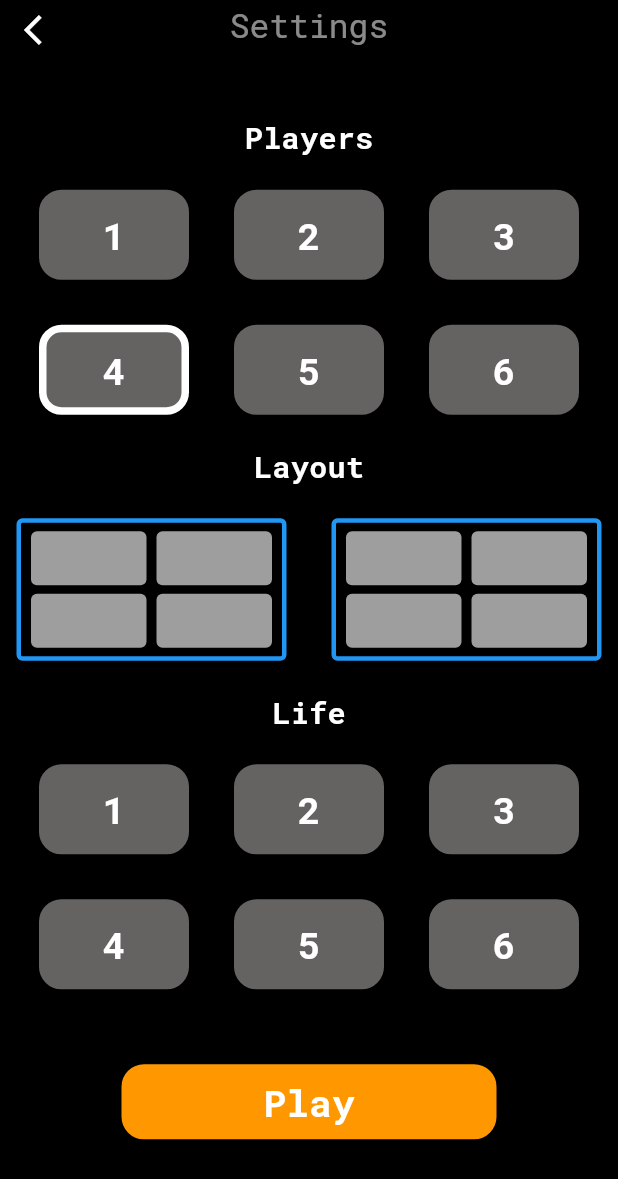
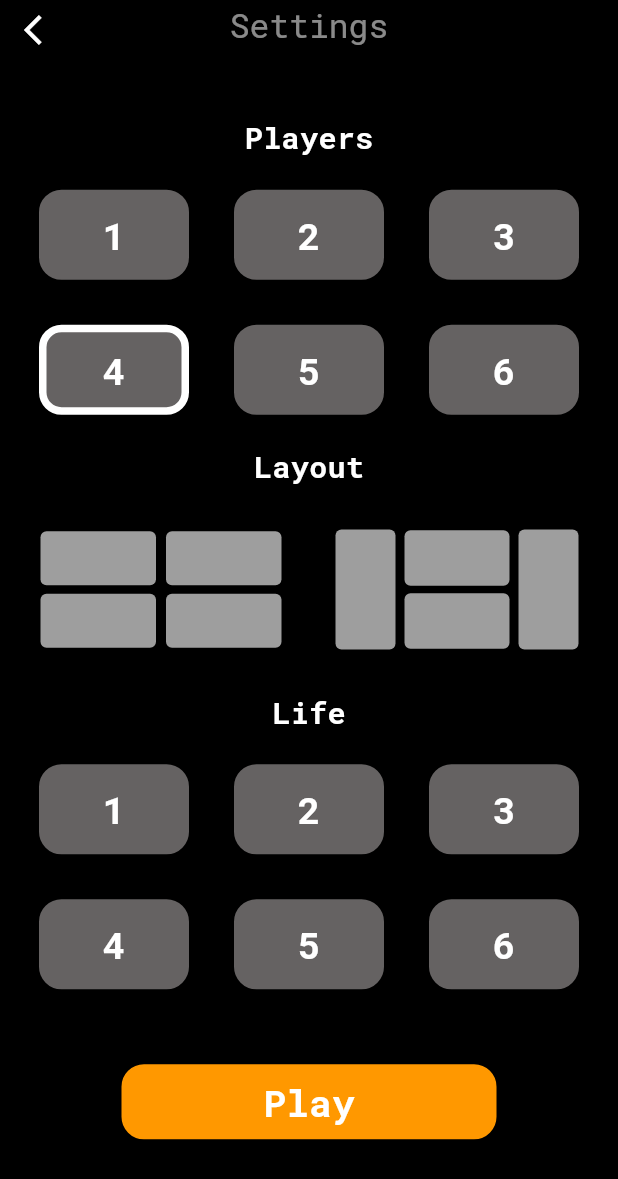
Before and after one commit to trand95/lp_counter, a Flutter app: the SettingScreen screen opened by its route, after a tap on an icon or button, on a phone screen of 412 x 824 dp. Shown: the top 1179 px of the screen. Run offline on Flutter 3.47's test engine with Material 3 defaults, Android fonts, the phone set to English and light mode, and no system bars; our stand-ins replace gap.

Commit message:
7. commit

```diff
--- a/lib/src/screens/setting_screen.dart
+++ b/lib/src/screens/setting_screen.dart
@@ -2,11 +2,11 @@ import 'package:flutter/material.dart';
 import 'package:flutter/widgets.dart';
 
 import 'package:gap/gap.dart';
+
 import 'package:lp_counter/src/styles/button_text.dart';
 import 'package:lp_counter/src/styles/app_buttons.dart';
 import 'package:lp_counter/src/styles/color.dart';
-import 'package:lp_counter/src/styles/layout_41.dart';
-import 'package:lp_counter/src/styles/layout_42.dart';
+import 'package:lp_counter/src/styles/custom_layout.dart';
 
 class SettingScreen extends StatefulWidget {
   const SettingScreen({super.key});
@@ -96,9 +96,8 @@ class _SettingScreenState extends State<SettingScreen> {
   Visibility _layoutSection() {
     return Visibility(
       visible: isVisible,
-      child: Wrap(
-        spacing: 30,
-        runSpacing: 30,
+      child: Row(
+        mainAxisAlignment: MainAxisAlignment.spaceEvenly,
         children: List.generate(
           2,
           (index) => InkWell(
@@ -107,16 +106,10 @@ class _SettingScreenState extends State<SettingScreen> {
                 selectedLayout = index;
               });
             },
-            child: const Layout41(),/*AppButtons(
-                height: 100,
-                width: 150,
-                color: white,
-                backgroundColor: const Color.fromARGB(255, 101, 98, 98),
-                borderColor: selectedLayout == index
-                    ? white
-                    : const Color.fromARGB(255, 101, 98, 98),
-                isIcon: false,
-                text: (index + 1).toString()),*/
+            child: CustomLayout(
+              index: index,
+              borderColor_: selectedLayout == index ? white : Colors.black,
+            ),
           ),
         ),
       ),
@@ -133,11 +126,7 @@ class _SettingScreenState extends State<SettingScreen> {
           onTap: () {
             setState(() {
               selectedPlayer = index;
-              (selectedPlayer == 3 ||
-                      selectedPlayer == 4 ||
-                      selectedPlayer == 5)
-                  ? isVisible = true
-                  : isVisible = false;
+              isVisible = selectedPlayer >= 3;
             });
           },
           child: AppButtons(
--- /dev/null
+++ b/lib/src/styles/custom_layout.dart
@@ -0,0 +1,25 @@
+import 'package:flutter/material.dart';
+import 'package:lp_counter/src/styles/layout_41.dart';
+import 'package:lp_counter/src/styles/layout_42.dart';
+
+
+class CustomLayout extends StatelessWidget {
+  final int index;
+  final Color borderColor_;
+
+  const CustomLayout({required this.index, super.key, required this.borderColor_});
+
+  @override
+  Widget build(BuildContext context) {
+
+    switch (index) {
+      case 0:
+        return  Layout41(borderColor: borderColor_,);
+      case 1:
+        return Layout42(borderColor: borderColor_);
+      // Add more cases for additional layouts
+      default:
+        return Container(); // Handle default case or return a default widget
+    }
+  }
+}
--- a/lib/src/styles/layout_41.dart
+++ b/lib/src/styles/layout_41.dart
@@ -3,7 +3,9 @@ import 'package:flutter/material.dart';
 class Layout41 extends StatelessWidget {
   final double height = 36;
   final double width = 77;
-  const Layout41({super.key});
+  final Color borderColor;
+
+  const Layout41({super.key, required this.borderColor});
 
   @override
   Widget build(BuildContext context) {
@@ -11,7 +13,7 @@ class Layout41 extends StatelessWidget {
       height: 95,
       width: 180,
       decoration: BoxDecoration(
-          border: Border.all(color: Colors.blue, width: 3),
+          border: Border.all(color: borderColor, width: 3),
           borderRadius: BorderRadius.circular(4),
           color: Colors.black),
       child: Column(
--- a/lib/src/styles/layout_42.dart
+++ b/lib/src/styles/layout_42.dart
@@ -1,9 +1,12 @@
 import 'package:flutter/material.dart';
 
 class Layout42 extends StatelessWidget {
-  final double height = 36;
-  final double width = 50;
-  const Layout42({super.key});
+  final double height_1 = 80;
+  final double height_2 = 37;
+  final double width_1 = 40;
+  final double width_2 = 70;
+  final Color borderColor;
+  const Layout42({super.key, required this.borderColor});
 
   @override
   Widget build(BuildContext context) {
@@ -12,46 +15,41 @@ class Layout42 extends StatelessWidget {
       width: 180,
       decoration: BoxDecoration(
           border:
-              Border.all(color: Color.fromARGB(255, 42, 221, 173), width: 3),
+              Border.all(color: borderColor, width: 3),
           borderRadius: BorderRadius.circular(4),
           color: Colors.black),
-      child: Column(
+      child: Row(
         mainAxisAlignment: MainAxisAlignment.spaceEvenly,
         children: [
-          Row(
+          Container(
+                height: height_1,
+                width: width_1,
+                decoration: BoxDecoration(
+                    borderRadius: BorderRadius.circular(4), color: Colors.grey),
+              ),
+          Column(
             mainAxisAlignment: MainAxisAlignment.spaceEvenly,
             children: [
               Container(
-                height: height,
-                width: width,
+                height: height_2,
+                width: width_2,
                 decoration: BoxDecoration(
                     borderRadius: BorderRadius.circular(4), color: Colors.grey),
               ),
               Container(
-                height: height,
-                width: width,
+                height: height_2,
+                width: width_2,
                 decoration: BoxDecoration(
                     borderRadius: BorderRadius.circular(4), color: Colors.grey),
               ),
             ],
           ),
-          Row(
-            mainAxisAlignment: MainAxisAlignment.spaceEvenly,
-            children: [
-              Container(
-                height: height,
-                width: width,
+         Container(
+                height: height_1,
+                width: width_1,
                 decoration: BoxDecoration(
                     borderRadius: BorderRadius.circular(4), color: Colors.grey),
               ),
-              Container(
-                height: height,
-                width: width,
-                decoration: BoxDecoration(
-                    borderRadius: BorderRadius.circular(4), color: Colors.grey),
-              ),
-            ],
-          ),
         ],
       ),
     );
```
